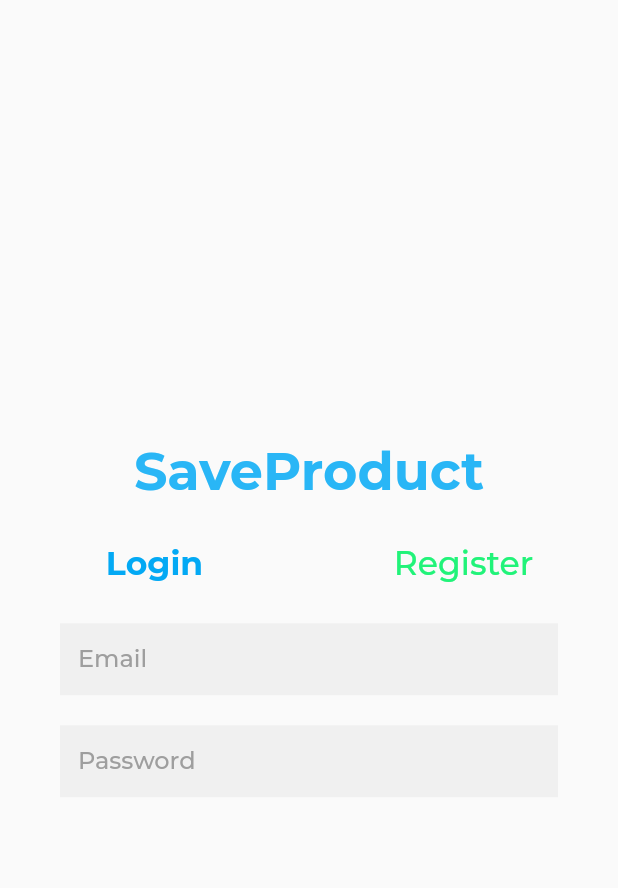
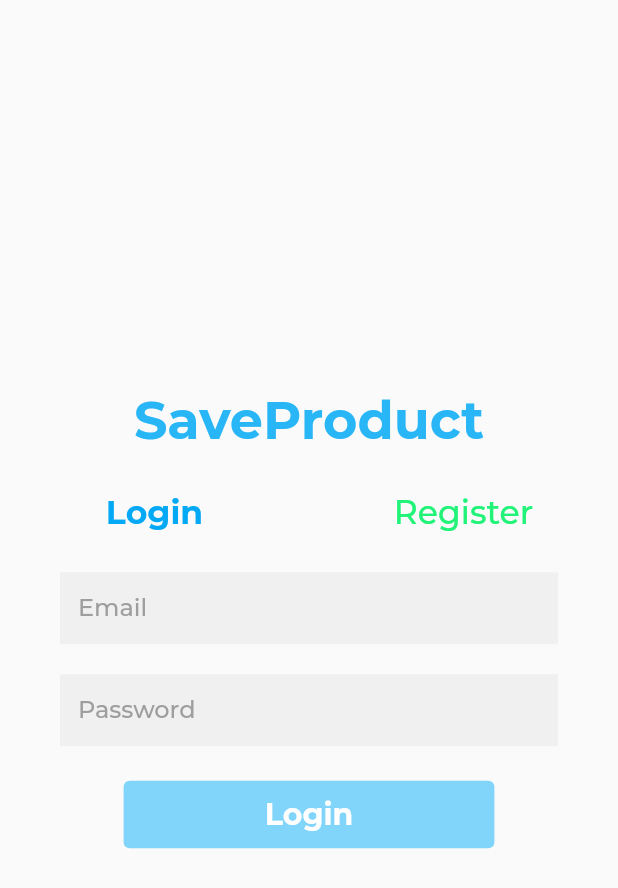
Before and after one commit to beinjamin/Listproduct, a Flutter app: the screen it shows after launch, on a phone screen of 412 x 824 dp. Shown: the top 888 px of the screen. Run offline on Flutter 3.47's test engine with Material 2 defaults, Android fonts, the phone set to English and light mode, and no system bars; our stand-ins replace get, google_fonts.

Commit message:
Finalisation avec login

```diff
--- a/lib/widgets/login_widget.dart
+++ b/lib/widgets/login_widget.dart
@@ -38,6 +38,17 @@ class LoginWidget extends StatelessWidget {
                 border: InputBorder.none),
           ),
         ),
+        const SizedBox(height: 23),
+        Container(
+          width: MediaQuery.of(context).size.width * 0.6,
+          height: 45,
+          child: TextButton(
+            onPressed: () {},
+            style: TextButton.styleFrom(backgroundColor: Colors.lightBlue[200]),
+            child: Text("Login",
+                style: textStyle(20, Colors.white, FontWeight.bold)),
+          ),
+        )
       ],
     );
   }
```
